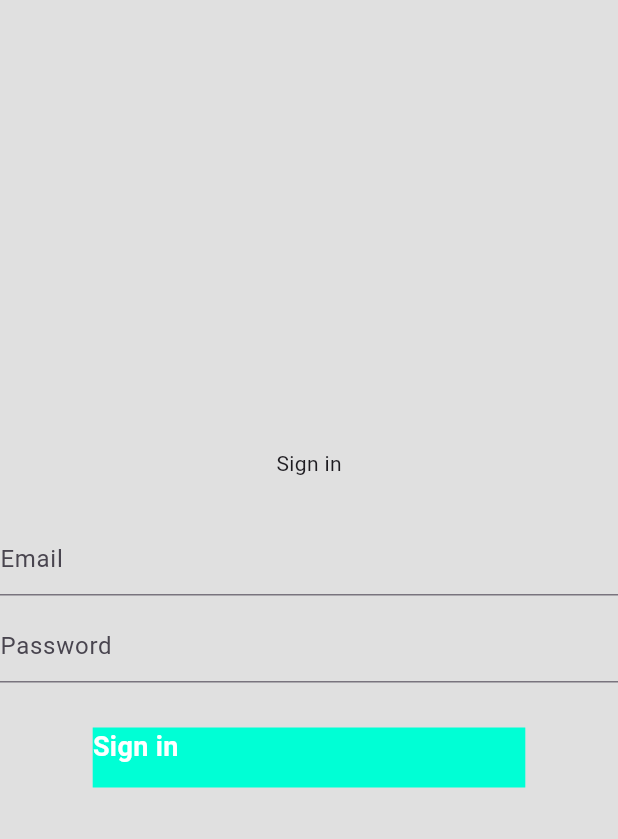
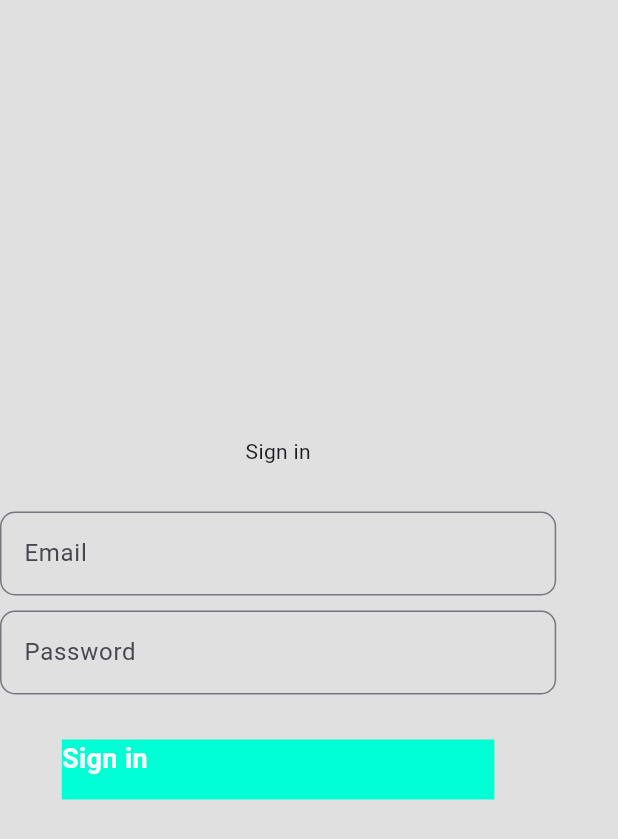
Before and after one commit to azimjaan21/get_topik_korean_quiz, a Flutter app: the screen it shows after launch, on a phone screen of 412 x 824 dp. Shown: the top 839 px of the screen. Run offline on Flutter 3.47's test engine with Material 3 defaults, Android fonts, the light colour scheme and no system bars; our stand-ins replace animated_splash_screen, firebase_core, flutter_tts; accounts and stored records are empty.

Commit message:
bugs are fixed and firebase set up DONE ;)

```diff
--- a/lib/auth/widgets/custom_textfiled.dart
+++ b/lib/auth/widgets/custom_textfiled.dart
@@ -1,6 +1,6 @@
 // ignore_for_file: library_private_types_in_public_api
 
-import 'package:flutter/material.dart';
+import 'package:get_topik_korean_quiz/tools/file_importer.dart';
 
 class CustomTextField extends StatefulWidget {
   final String hintText;
@@ -28,9 +28,18 @@ class _CustomTextFieldState extends State<CustomTextField> {
 
   @override
   Widget build(BuildContext context) {
-    return TextField(
+    return SizedBox(
+      width: MediaQuery.sizeOf(context).width * 0.9,
+      child: TextField(
         controller: widget.controller,
         decoration: InputDecoration(
+          border: OutlineInputBorder(
+              borderRadius: BorderRadius.circular(10),
+              borderSide: BorderSide(
+                color: AppColors.topBarColor,
+                width: 10,
+                style: BorderStyle.none
+              ),),
           hintText: widget.hintText,
           errorText: _isValid ? null : 'Invalid ${widget.hintText}',
         ),
@@ -44,6 +53,7 @@ class _CustomTextFieldState extends State<CustomTextField> {
           });
         },
         obscureText: widget.isPassword,
+      ),
     );
   }
 
```
Also changed, not shown: lib/models/user.dart (deleted, +0 -35 lines), 2 other files. Lines whose indentation alone changed are shown as unchanged.
